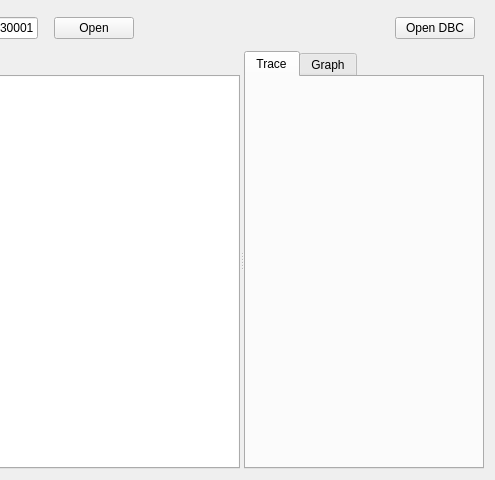
The window that ui/mainwindow.ui (mwkpe/tincan) describes before a commit, drawn with Qt 5; both pictures show x 305 to 800 and y 0 to 480 of the 800 by 480 pixel window.
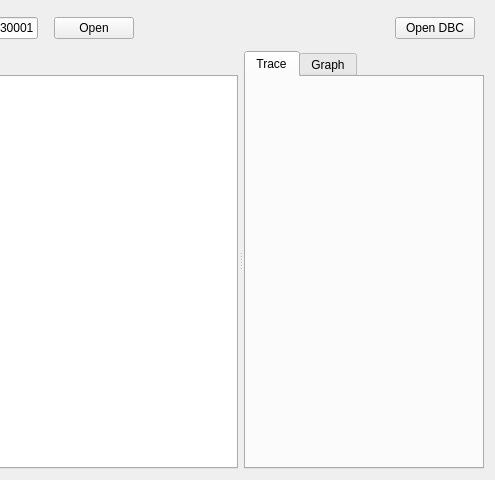
The same window after the commit.

```diff
--- a/ui/mainwindow.ui
+++ b/ui/mainwindow.ui
@@ -15,6 +15,9 @@
   </property>
   <widget class="QWidget" name="centralWidget">
    <layout class="QVBoxLayout" name="verticalLayout">
+    <property name="spacing">
+     <number>6</number>
+    </property>
     <item>
      <layout class="QHBoxLayout" name="horizontalLayout">
       <property name="leftMargin">
@@ -144,10 +147,28 @@
         <verstretch>0</verstretch>
        </sizepolicy>
       </property>
+      <property name="frameShape">
+       <enum>QFrame::NoFrame</enum>
+      </property>
       <property name="orientation">
        <enum>Qt::Horizontal</enum>
       </property>
+      <property name="opaqueResize">
+       <bool>true</bool>
+      </property>
+      <property name="handleWidth">
+       <number>6</number>
+      </property>
+      <property name="childrenCollapsible">
+       <bool>false</bool>
+      </property>
       <widget class="QTabWidget" name="tabWidget">
+       <property name="sizePolicy">
+        <sizepolicy hsizetype="Expanding" vsizetype="Expanding">
+         <horstretch>0</horstretch>
+         <verstretch>0</verstretch>
+        </sizepolicy>
+       </property>
        <property name="currentIndex">
         <number>0</number>
        </property>
```
